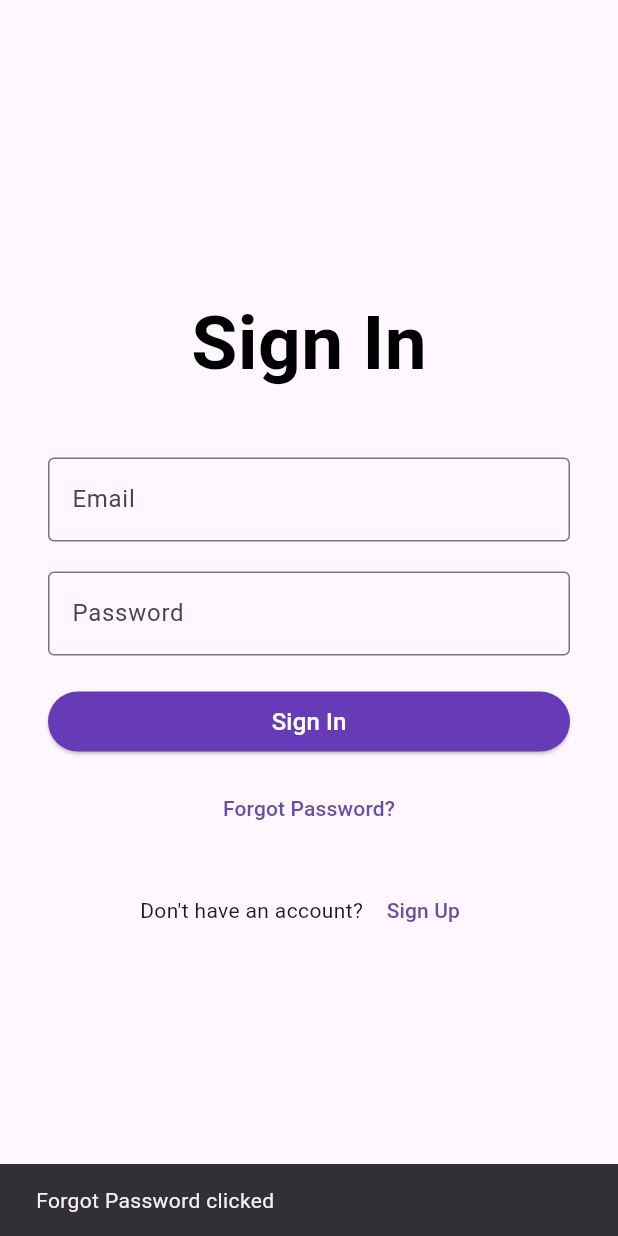
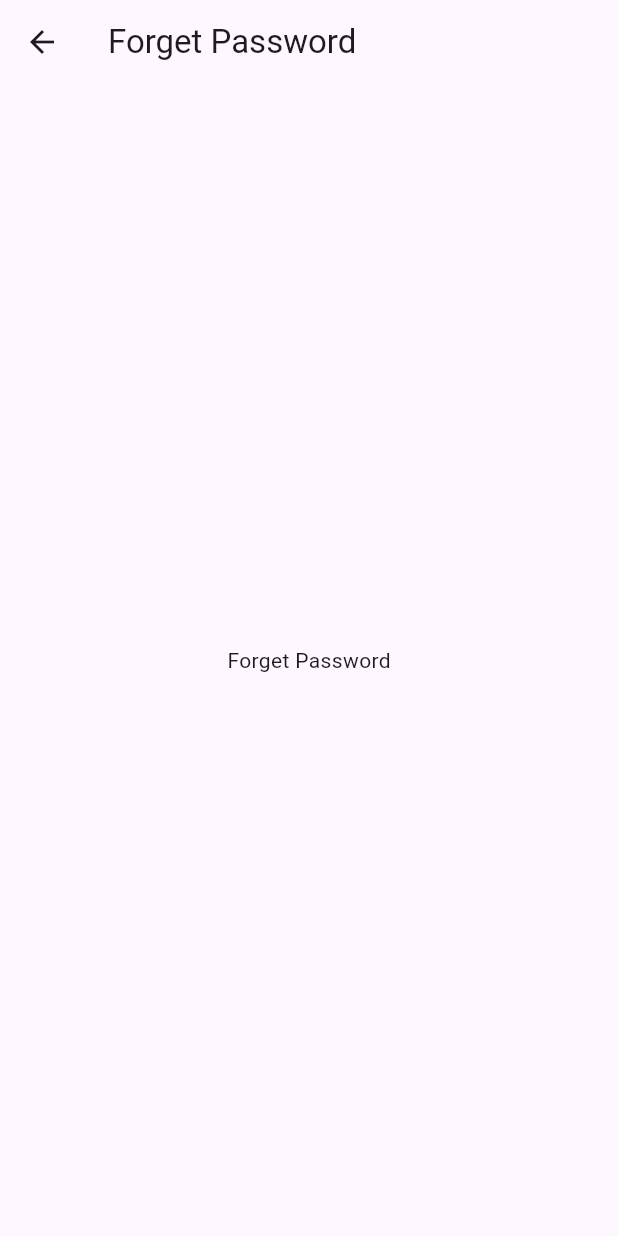
Before and after one commit to pohxiang/VitalLink, a Flutter app: the loginpage screen opened directly, after a tap on "Forgot Password?", on a phone screen of 412 x 824 dp. Run offline on Flutter 3.47's test engine with Material 3 defaults, Android fonts, the phone set to English and light mode, and no system bars; our stand-ins replace cloud_firestore, dropdown_textfield, firebase_auth, firebase_core, smooth_page_indicator; missing offline and left inert: passwordfield; accounts and stored records are empty; Roboto replaces fonts that are missing (Poppins).

Commit message:
small update

```diff
--- a/lib/screens/forgetpass.dart
+++ b/lib/screens/forgetpass.dart
@@ -0,0 +1,20 @@
+import 'package:flutter/material.dart';
+
+class ForgetPass extends StatelessWidget {
+  @override
+  Widget build(BuildContext context) {
+    return Scaffold(
+      appBar: AppBar(
+        title: Text('Forget Password'),
+      ),
+      body: Center(
+        child: Column(
+          mainAxisAlignment: MainAxisAlignment.center,
+          children: <Widget>[
+            Text('Forget Password'),
+          ],
+        ),
+      ),
+    );
+  }
+}
--- a/lib/screens/getstarted.dart
+++ b/lib/screens/getstarted.dart
@@ -3,6 +3,7 @@ import 'package:dropdown_textfield/dropdown_textfield.dart';
 import 'package:passwordfield/passwordfield.dart';
 import 'package:vitallinkv2/screens/loginpage.dart';
 import 'package:firebase_auth/firebase_auth.dart';
+import 'package:vitallinkv2/screens/forgetpass.dart';
 
 void main() {
   runApp(const MyApp());
--- a/lib/screens/loginpage.dart
+++ b/lib/screens/loginpage.dart
@@ -5,6 +5,7 @@ import 'package:firebase_auth/firebase_auth.dart';
 import 'package:vitallinkv2/screens/doctor/doctorhome.dart';
 import 'package:vitallinkv2/screens/patients/patienthome.dart';
 import 'package:vitallinkv2/screens/receptionist/receptionisthome.dart';
+import 'package:vitallinkv2/screens/forgetpass.dart';
 
 class loginpage extends StatefulWidget {
   const loginpage({Key? key}) : super(key: key);
@@ -123,10 +124,11 @@ class _SignInPageState extends State<loginpage> {
                   const SizedBox(height: 10),
                   TextButton(
                     onPressed: () {
-                      // TODO: Implement forgot password functionality
-                      ScaffoldMessenger.of(context).showSnackBar(
-                        const SnackBar(
-                            content: Text('Forgot Password clicked')),
+                      Navigator.push(
+                        context,
+                        MaterialPageRoute(
+                          builder: (context) => ForgetPass(),
+                        ),
                       );
                     },
                     child: const Text('Forgot Password?'),
```
Also changed, not shown: 4 other files.
